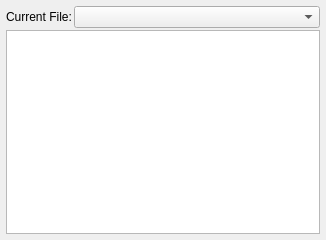
The window that ui/EditorWidget.ui (kipr/botui) describes before a commit, drawn with Qt 5.
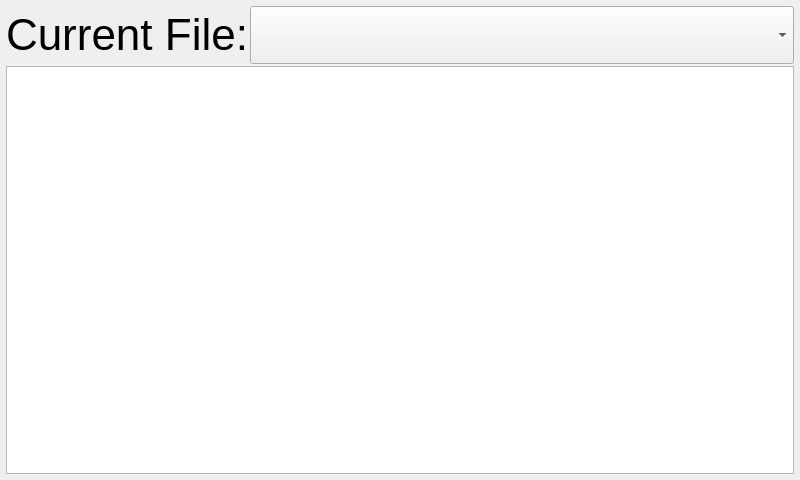
The same window after the commit.

The edit to the form file:
```diff
--- a/ui/EditorWidget.ui
+++ b/ui/EditorWidget.ui
@@ -6,8 +6,8 @@
    <rect>
     <x>0</x>
     <y>0</y>
-    <width>326</width>
-    <height>240</height>
+    <width>800</width>
+    <height>480</height>
    </rect>
   </property>
   <property name="windowTitle">
@@ -24,13 +24,24 @@
     <layout class="QHBoxLayout" name="horizontalLayout" stretch="0,1">
      <item>
       <widget class="QLabel" name="label">
+       <property name="font">
+        <font>
+         <pointsize>33</pointsize>
+        </font>
+       </property>
        <property name="text">
         <string>Current File:</string>
        </property>
       </widget>
      </item>
      <item>
-      <widget class="QComboBox" name="files"/>
+      <widget class="QComboBox" name="files">
+       <property name="font">
+        <font>
+         <pointsize>33</pointsize>
+        </font>
+       </property>
+      </widget>
      </item>
     </layout>
    </item>
@@ -39,6 +50,7 @@
      <property name="font">
       <font>
        <family>Courier New</family>
+       <pointsize>22</pointsize>
       </font>
      </property>
      <property name="lineWrapMode">
```
